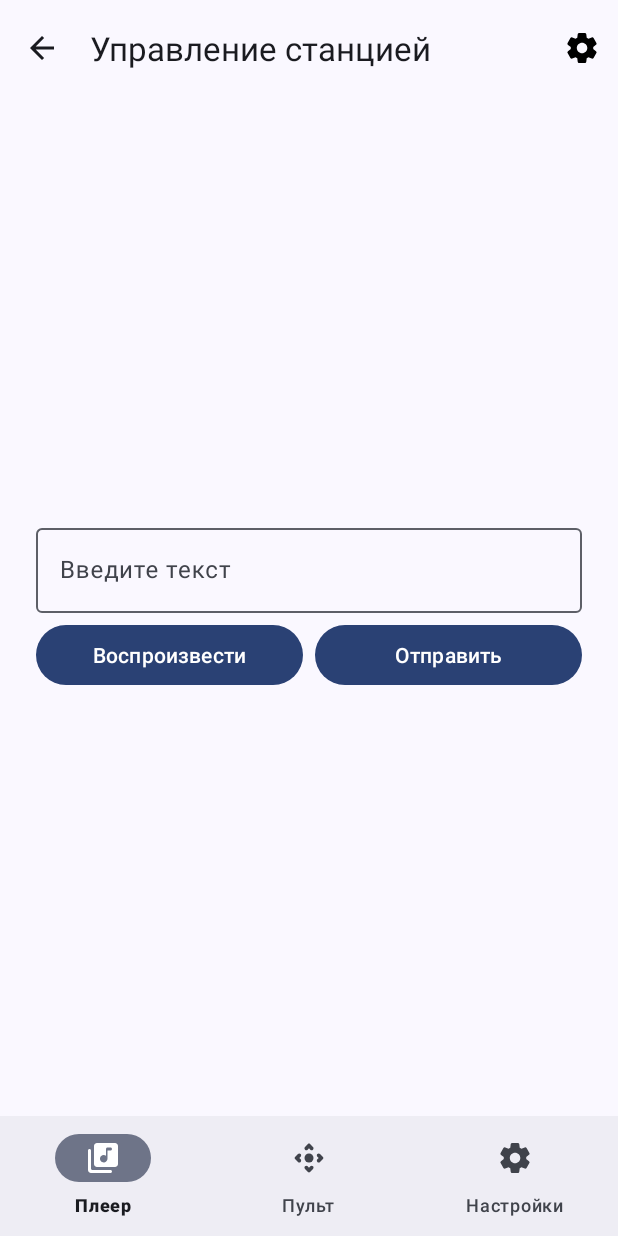
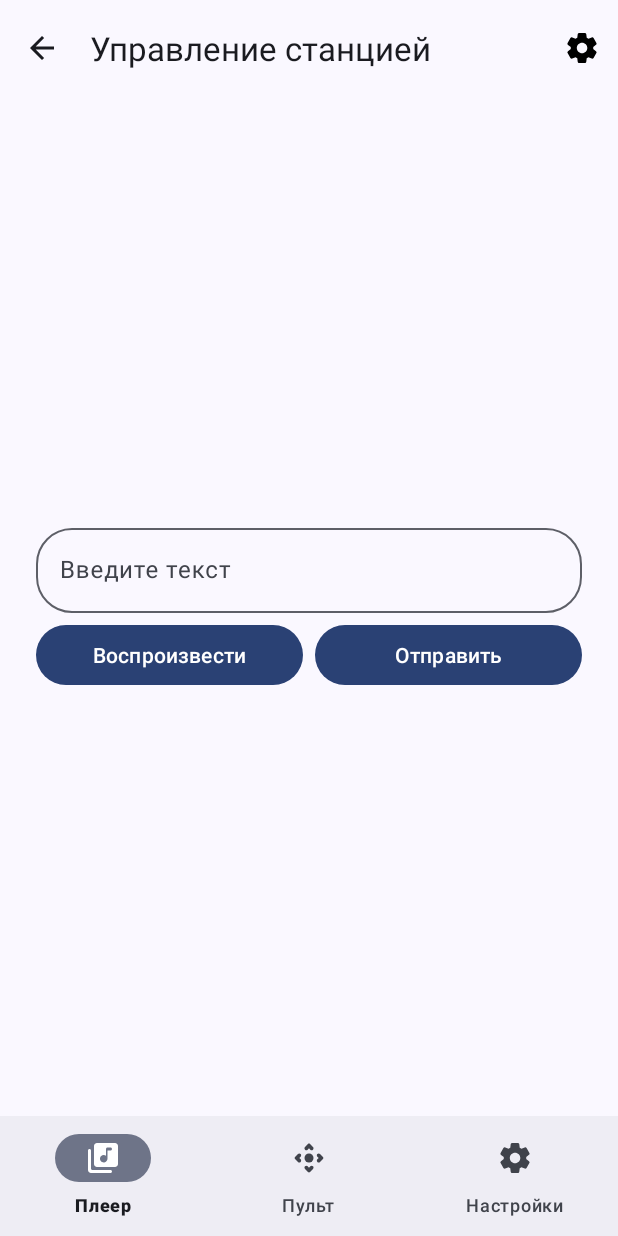
Before and after one commit to SanyaPilot/YNDXRemote, an Android app built with Jetpack Compose: the fragment DeviceTTSFragment placed in its activity, on a phone screen of 412 x 824 dp. Run offline under Robolectric (Android 15) with nearby library versions, the phone set to English and light mode, and no system bars; network calls fail; 2 statements that could not run were skipped.

Commit message:
Change TextField corner radius to be 24dp in all places

```diff
--- a/app/src/main/res/layout/fragment_device_remote.xml
+++ b/app/src/main/res/layout/fragment_device_remote.xml
@@ -120,7 +120,11 @@
             android:id="@+id/ttsField"
             android:layout_width="match_parent"
             android:layout_height="wrap_content"
-            android:hint="@string/enterText">
+            android:hint="@string/enterText"
+            app:boxCornerRadiusBottomEnd="24dp"
+            app:boxCornerRadiusBottomStart="24dp"
+            app:boxCornerRadiusTopEnd="24dp"
+            app:boxCornerRadiusTopStart="24dp">
 
             <com.google.android.material.textfield.TextInputEditText
                 android:layout_width="match_parent"
--- a/app/src/main/res/layout/fragment_device_tts.xml
+++ b/app/src/main/res/layout/fragment_device_tts.xml
@@ -1,5 +1,6 @@
 <?xml version="1.0" encoding="utf-8"?>
 <LinearLayout xmlns:android="http://schemas.android.com/apk/res/android"
+    xmlns:app="http://schemas.android.com/apk/res-auto"
     xmlns:tools="http://schemas.android.com/tools"
     android:layout_width="match_parent"
     android:layout_height="wrap_content"
@@ -14,7 +15,11 @@
         android:id="@+id/ttsField"
         android:layout_width="match_parent"
         android:layout_height="wrap_content"
-        android:hint="@string/enterText">
+        android:hint="@string/enterText"
+        app:boxCornerRadiusBottomEnd="24dp"
+        app:boxCornerRadiusBottomStart="24dp"
+        app:boxCornerRadiusTopEnd="24dp"
+        app:boxCornerRadiusTopStart="24dp">
 
         <com.google.android.material.textfield.TextInputEditText
             android:layout_width="match_parent"
```
Also changed, not shown: app/src/main/java/com/sanyapilot/yandexstation_controller/device/settings/SettingsFragment.kt (+12 -8 lines).
